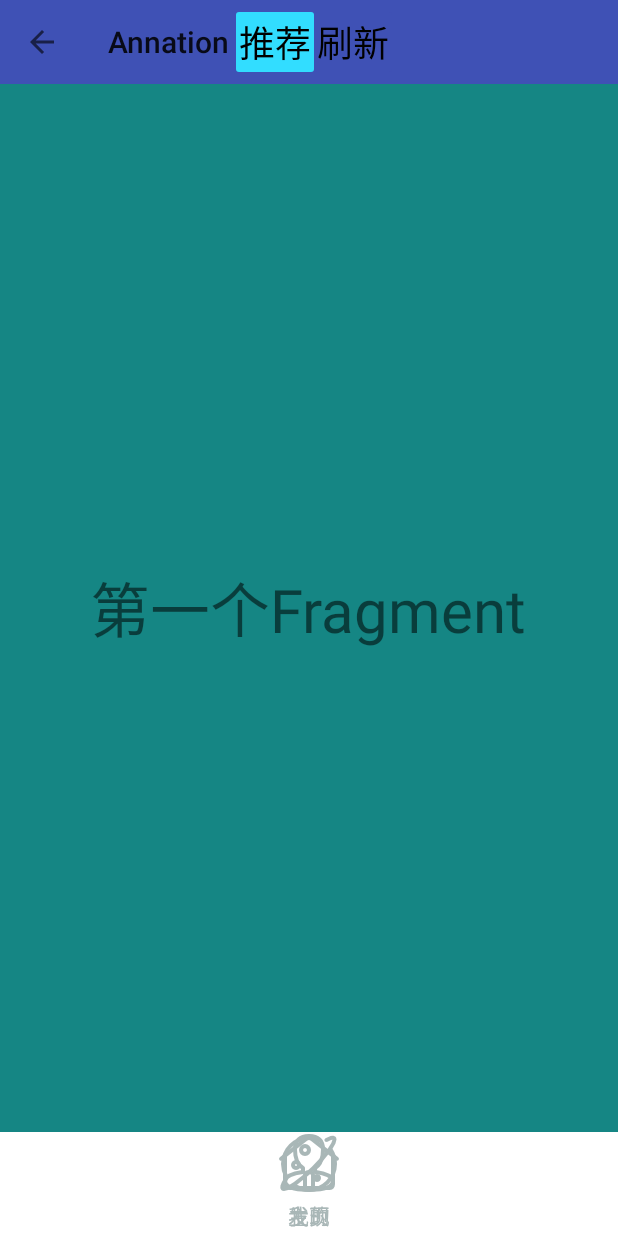
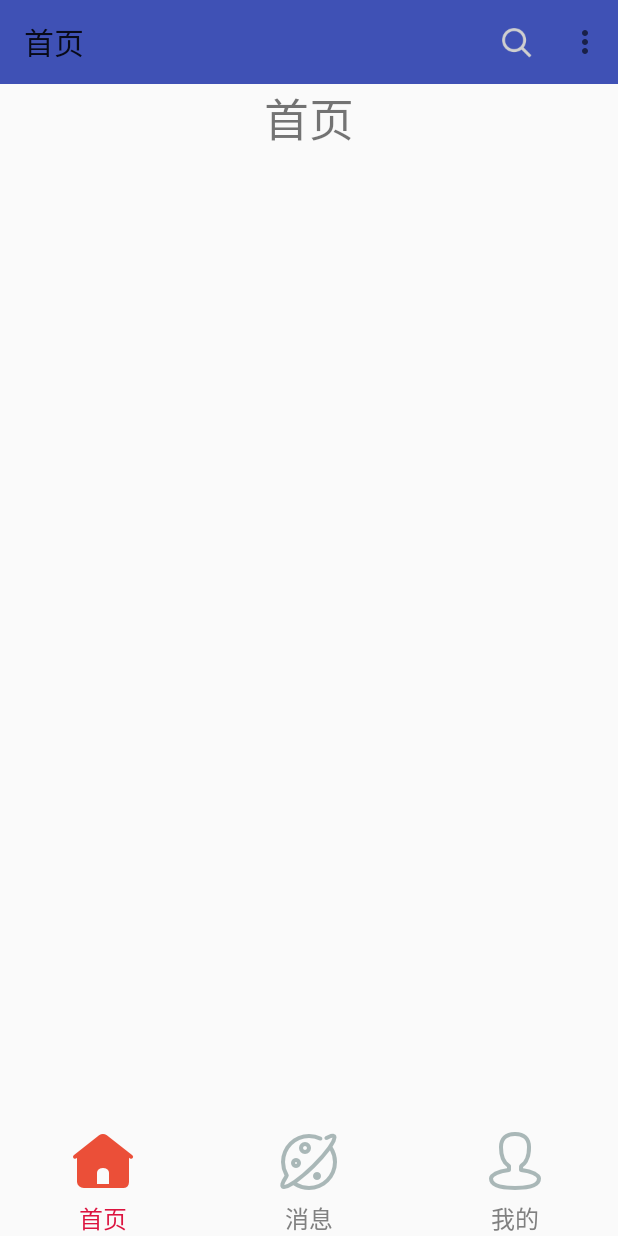
Before and after one commit to wuyinlei/MyTweet, an Android app: the screen it shows after launch (FirstActivity before the commit, HomePageActivity after it), on a phone screen of 412 x 824 dp. Run offline under Robolectric (Android 15) with nearby library versions, the phone set to English and light mode, and no system bars.

Commit message:
好吧，这次用FragmentTabhost

```diff
--- /dev/null
+++ b/src/main/java/com/example/annation/activity/HomePageActivity.java
@@ -0,0 +1,118 @@
+package com.example.annation.activity;
+
+import android.os.Bundle;
+import android.support.v4.app.FragmentTabHost;
+import android.view.Menu;
+import android.view.MenuItem;
+import android.widget.FrameLayout;
+import android.widget.RadioButton;
+import android.widget.RadioGroup;
+import android.widget.TabHost;
+
+import com.example.annation.R;
+import com.example.annation.fragment.HomeFragment;
+import com.example.annation.fragment.MessageFragment;
+import com.example.annation.fragment.MineFragment;
+
+/**
+ * Created by ruolan on 2015/12/15.
+ * 一个懂得了编程乐趣的小白，希望自己
+ * 能够在这个道路上走的很远，也希望自己学习到的
+ * 知识可以帮助更多的人,分享就是学习的一种乐趣
+ * QQ:1069584784
+ * csdn:http://blog.csdn.net/wuyinlei
+ */
+
+
+public class HomePageActivity extends BaseActivity {
+
+
+    private FrameLayout flContainer;
+    private FragmentTabHost tabHost;
+    private RadioGroup rgTab;
+    private RadioButton rdHome, rdMessage, rdMine;
+    //一个存放fragment的数组
+    private Class fragment[];
+    //在这里给一个menu_id,来判断是否需要menu
+    private int menu_id = R.menu.menu_main;
+
+    @Override
+    protected void onCreate(Bundle savedInstanceState) {
+        super.onCreate(savedInstanceState);
+        getmToolbarX().setDisplayHomeAsUpEnabled(false).setTitle(R.string.home);
+        fragment = new Class[]{HomeFragment.class, MessageFragment.class, MineFragment.class};
+        initControl();
+    }
+
+    @Override
+    public int getLayoutId() {
+        return R.layout.activity_home_page;
+    }
+
+    @Override
+    public boolean onCreateOptionsMenu(Menu menu) {
+        if (menu_id == -1){
+            menu.clear();
+        }else {
+            getMenuInflater().inflate(R.menu.menu_main, menu);
+        }
+        return true;
+    }
+
+    @Override
+    public boolean onOptionsItemSelected(MenuItem item) {
+        return true;
+    }
+
+    /**
+     * 初始化控件
+     */
+    private void initControl() {
+        flContainer = (FrameLayout) findViewById(R.id.flContainer);
+        tabHost = (FragmentTabHost) findViewById(R.id.tabHost);
+        rgTab = (RadioGroup) findViewById(R.id.rgTab);
+        rdHome = (RadioButton) findViewById(R.id.rdHome);
+        rdMessage = (RadioButton) findViewById(R.id.rdMessage);
+        rdMine = (RadioButton) findViewById(R.id.rdMine);
+        initTabHost();
+    }
+
+    /**
+     * 初始化TabHost
+     */
+    private void initTabHost() {
+        //调用setup()方法，传入三个参数
+        tabHost.setup(this, getSupportFragmentManager(), R.id.flContainer);
+        for (int i = 0; i < fragment.length; i++) {
+            //添加TabSpec
+            TabHost.TabSpec tabSpec = tabHost.newTabSpec(String.valueOf(i))
+                    .setIndicator(String.valueOf(i));
+            tabHost.addTab(tabSpec, fragment[i], null);
+        }
+        //设置当前的指定页面
+        tabHost.setCurrentTab(0);
+        //给RadioGroup设置点击监听事件
+        rgTab.setOnCheckedChangeListener(new RadioGroup.OnCheckedChangeListener() {
+            @Override
+            public void onCheckedChanged(RadioGroup group, int checkedId) {
+                switch (checkedId) {
+                    case R.id.rdHome:
+                        tabHost.setCurrentTab(0);
+                        menu_id = R.menu.menu_main;
+                        break;
+                    case R.id.rdMessage:
+                        tabHost.setCurrentTab(1);
+                        menu_id = -1;
+                        break;
+                    case R.id.rdMine:
+                        tabHost.setCurrentTab(2);
+                        menu_id = -1;
+                        break;
+                }
+                //重新调用一遍onCreateOpenMenu()
+                supportInvalidateOptionsMenu();
+            }
+        });
+    }
+
+}
--- /dev/null
+++ b/src/main/java/com/example/annation/fragment/HomeFragment.java
@@ -0,0 +1,34 @@
+package com.example.annation.fragment;
+
+import android.content.ComponentCallbacks;
+import android.os.Bundle;
+import android.support.annotation.Nullable;
+import android.view.LayoutInflater;
+import android.view.View;
+import android.view.ViewGroup;
+
+import com.example.annation.R;
+
+/**
+ * Created by ruolan on 2015/12/15.
+ * 一个懂得了编程乐趣的小白，希望自己
+ * 能够在这个道路上走的很远，也希望自己学习到的
+ * 知识可以帮助更多的人,分享就是学习的一种乐趣
+ * QQ:1069584784
+ * csdn:http://blog.csdn.net/wuyinlei
+ */
+
+
+public class HomeFragment extends BaseFragment {
+
+    @Override
+    public void onCreate(Bundle savedInstanceState) {
+        super.onCreate(savedInstanceState);
+    }
+
+    @Override
+    public View onCreateView(LayoutInflater inflater, ViewGroup container, Bundle savedInstanceState) {
+        View view = inflater.inflate(R.layout.fragment_home, container,false);
+        return view;
+    }
+}
--- /dev/null
+++ b/src/main/res/drawable/bg_rabbar_home_selector.xml
@@ -0,0 +1,6 @@
+<?xml version="1.0" encoding="utf-8"?>
+<selector xmlns:android="http://schemas.android.com/apk/res/android">
+
+    <item android:drawable="@mipmap/icon_home_press" android:state_checked="true"/>
+    <item android:drawable="@mipmap/icon_home" android:state_checked="false"/>
+</selector>
--- /dev/null
+++ b/src/main/res/drawable/bg_rabbar_message_selector.xml
@@ -0,0 +1,5 @@
+<?xml version="1.0" encoding="utf-8"?>
+<selector xmlns:android="http://schemas.android.com/apk/res/android">
+    <item android:drawable="@mipmap/icon_discover_press" android:state_checked="true"/>
+    <item android:drawable="@mipmap/icon_discover" android:state_checked="false"/>
+</selector>
--- /dev/null
+++ b/src/main/res/drawable/bg_rabbar_mine_selector.xml
@@ -0,0 +1,5 @@
+<?xml version="1.0" encoding="utf-8"?>
+<selector xmlns:android="http://schemas.android.com/apk/res/android">
+    <item android:drawable="@mipmap/icon_user_press" android:state_checked="true"/>
+    <item android:drawable="@mipmap/icon_user" android:state_checked="false"/>
+</selector>
--- /dev/null
+++ b/src/main/res/drawable/bg_txt_selector.xml
@@ -0,0 +1,6 @@
+<?xml version="1.0" encoding="utf-8"?>
+<selector xmlns:android="http://schemas.android.com/apk/res/android">
+
+    <item android:color="@color/tweet_red" android:state_checked="true"/>
+    <item android:color="@color/gray" android:state_checked="false"/>
+</selector>
--- /dev/null
+++ b/src/main/res/layout/activity_home_page.xml
@@ -0,0 +1,69 @@
+<?xml version="1.0" encoding="utf-8"?>
+<LinearLayout xmlns:android="http://schemas.android.com/apk/res/android"
+    android:layout_width="match_parent"
+    android:layout_height="match_parent"
+    android:orientation="vertical">
+      <FrameLayout
+          android:id="@+id/flContainer"
+          android:layout_weight="1"
+          android:layout_width="match_parent"
+          android:layout_height="wrap_content"/>
+
+
+      <android.support.v4.app.FragmentTabHost
+          android:id="@+id/tabHost"
+          android:visibility="gone"
+          android:layout_width="match_parent"
+          android:layout_height="wrap_content">
+      </android.support.v4.app.FragmentTabHost>
+    <RadioGroup
+        android:id="@+id/rgTab"
+        android:layout_width="match_parent"
+        android:layout_height="wrap_content"
+        android:orientation="horizontal">
+
+
+        <RadioButton
+            android:id="@+id/rdHome"
+            android:textSize="@dimen/txt_m"
+            android:textColor="@drawable/bg_txt_selector"
+            android:checked="true"
+            android:layout_width="wrap_content"
+            android:layout_height="wrap_content"
+            android:layout_weight="1"
+            android:button="@null"
+            android:drawablePadding="@dimen/space_xs"
+            android:drawableTop="@drawable/bg_rabbar_home_selector"
+            android:gravity="center"
+            android:text="@string/home" />
+
+        <RadioButton
+            android:id="@+id/rdMessage"
+            android:textSize="@dimen/txt_m"
+            android:textColor="@drawable/bg_txt_selector"
+            android:layout_width="wrap_content"
+            android:layout_height="wrap_content"
+            android:layout_weight="1"
+            android:button="@null"
+            android:drawablePadding="@dimen/space_xs"
+            android:drawableTop="@drawable/bg_rabbar_message_selector"
+            android:gravity="center"
+            android:text="@string/message" />
+
+        <RadioButton
+            android:id="@+id/rdMine"
+            android:textSize="@dimen/txt_m"
+            android:textColor="@drawable/bg_txt_selector"
+            android:layout_width="wrap_content"
+            android:layout_height="wrap_content"
+            android:layout_weight="1"
+            android:button="@null"
+            android:drawablePadding="@dimen/space_xs"
+            android:drawableTop="@drawable/bg_rabbar_mine_selector"
+            android:gravity="center"
+            android:text="@string/mine" />
+
+    </RadioGroup>
+
+
+</LinearLayout>
--- /dev/null
+++ b/src/main/res/layout/fragment_home.xml
@@ -0,0 +1,12 @@
+<?xml version="1.0" encoding="utf-8"?>
+<LinearLayout xmlns:android="http://schemas.android.com/apk/res/android"
+    android:orientation="vertical" android:layout_width="match_parent"
+    android:layout_height="match_parent">
+
+    <TextView
+        android:text="首页"
+        android:gravity="center"
+        android:textSize="30dp"
+        android:layout_width="match_parent"
+        android:layout_height="wrap_content" />
+</LinearLayout>
--- a/src/main/res/values/strings.xml
+++ b/src/main/res/values/strings.xml
@@ -1,5 +1,5 @@
 <resources>
-    <string name="app_name">Annation</string>
+    <string name="app_name">Mytweet</string>
     <string name="button">跳转</string>
     <string name="second_activity">第二个Activity</string>
     <string name="action_search">搜索</string>
@@ -14,8 +14,9 @@
     <string name="third_fragment">第三个Fragment</string>
     <string name="first_fragment">第一个Fragment</string>
     <string name="second_fragment">第二个Fragment</string>
-    <string name="home">主页</string>
+    <string name="home">首页</string>
     <string name="mine">我的</string>
     <string name="find">发现</string>
     <string name="weibo">微博</string>
+    <string name="message">消息</string>
 </resources>
```
Also changed, not shown: src/main/AndroidManifest.xml (+5 -5 lines), src/main/java/com/example/annation/fragment/BaseFragment.java (+11 -11 lines), src/main/java/com/example/annation/fragment/MessageFragment.java (added, +30 -0 lines), src/main/java/com/example/annation/fragment/MineFragment.java (added, +29 -0 lines), src/main/res/layout/fragment_message.xml (added, +12 -0 lines), src/main/res/layout/fragment_mine.xml (added, +12 -0 lines), src/main/res/values/colors.xml (+12 -41 lines), src/main/res/values/dimens.xml (+15 -6 lines).
